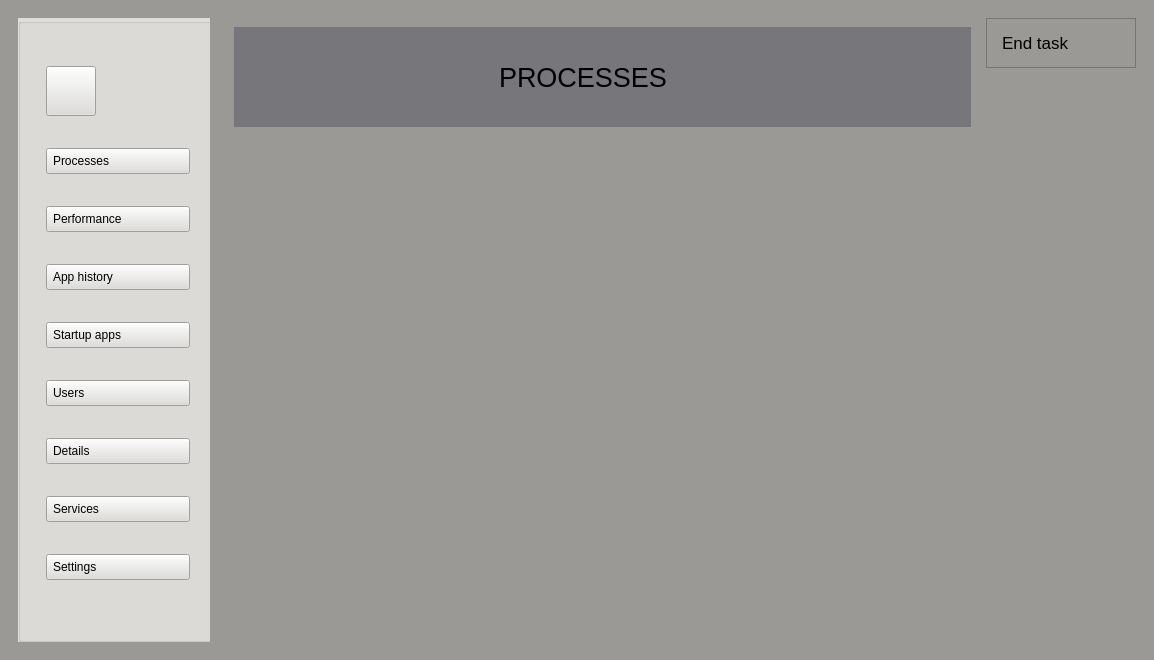
HoangMyth/BTL_OSS, file BTL_QT/Learn_QT/GUI_Task/mainwindow.ui: the form before one commit.
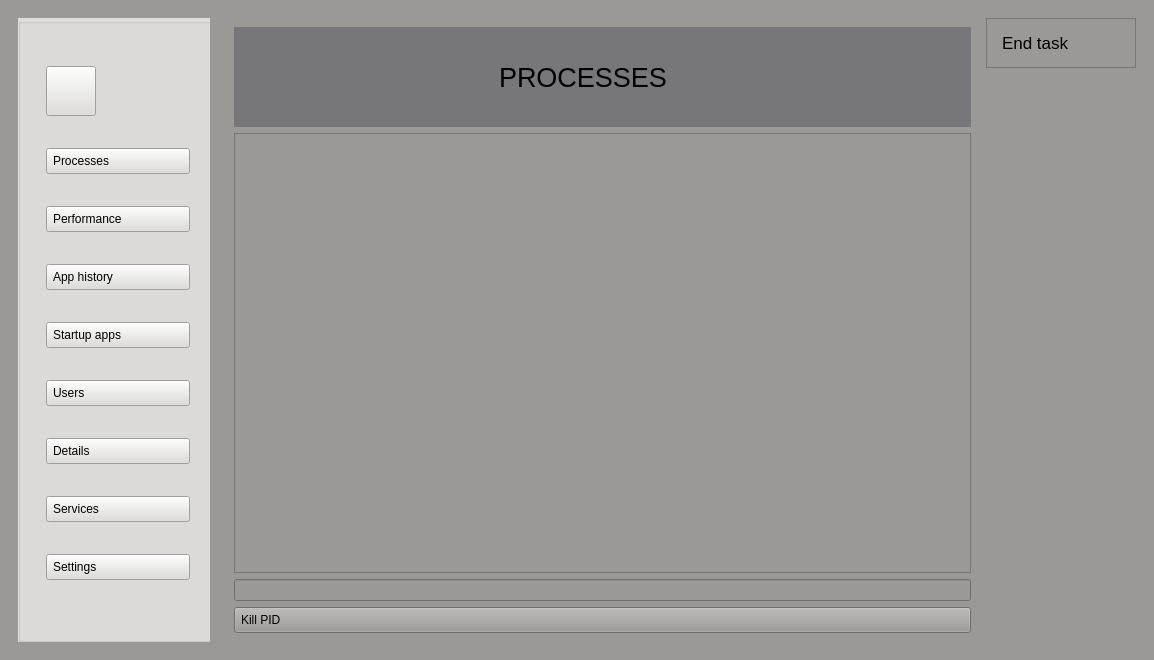
The form after the commit. Icons and pictures are not drawn.

The edit to the form file:
```diff
--- a/BTL_QT/Learn_QT/GUI_Task/mainwindow.ui
+++ b/BTL_QT/Learn_QT/GUI_Task/mainwindow.ui
@@ -7,7 +7,7 @@
     <x>0</x>
     <y>0</y>
     <width>1154</width>
-    <height>649</height>
+    <height>660</height>
    </rect>
   </property>
   <property name="sizePolicy">
@@ -362,7 +362,7 @@
 background-color: rgb(154, 153, 150);</string>
          </property>
          <layout class="QHBoxLayout" name="horizontalLayout_5">
-          <item alignment="Qt::AlignTop">
+          <item>
            <widget class="QStackedWidget" name="stackedWidget">
             <property name="currentIndex">
              <number>0</number>
@@ -418,12 +418,15 @@
                </widget>
               </item>
               <item>
-               <widget class="QWidget" name="widget" native="true">
-                <property name="minimumSize">
-                 <size>
-                  <width>500</width>
-                  <height>500</height>
-                 </size>
+               <widget class="QTableWidget" name="tableWidget"/>
+              </item>
+              <item>
+               <widget class="QLineEdit" name="lineEdit"/>
+              </item>
+              <item>
+               <widget class="QPushButton" name="pushButton">
+                <property name="text">
+                 <string>Kill PID</string>
                 </property>
                </widget>
               </item>
```
Left out of the diff: 2 changed lines with no effect on the pictures.
